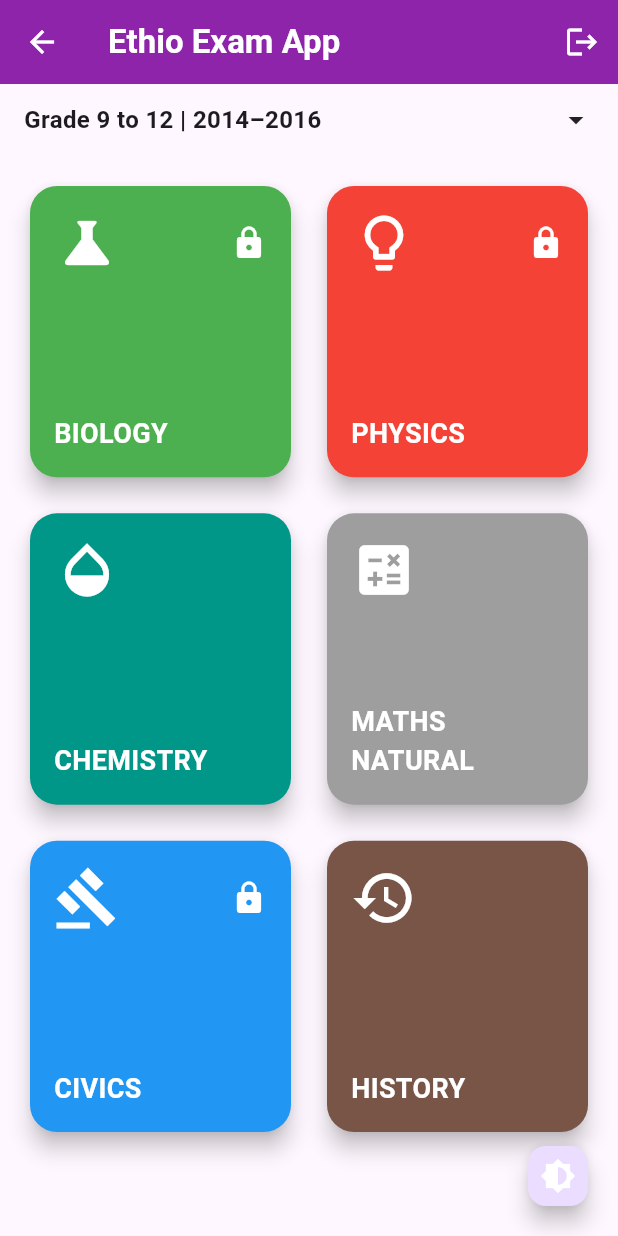
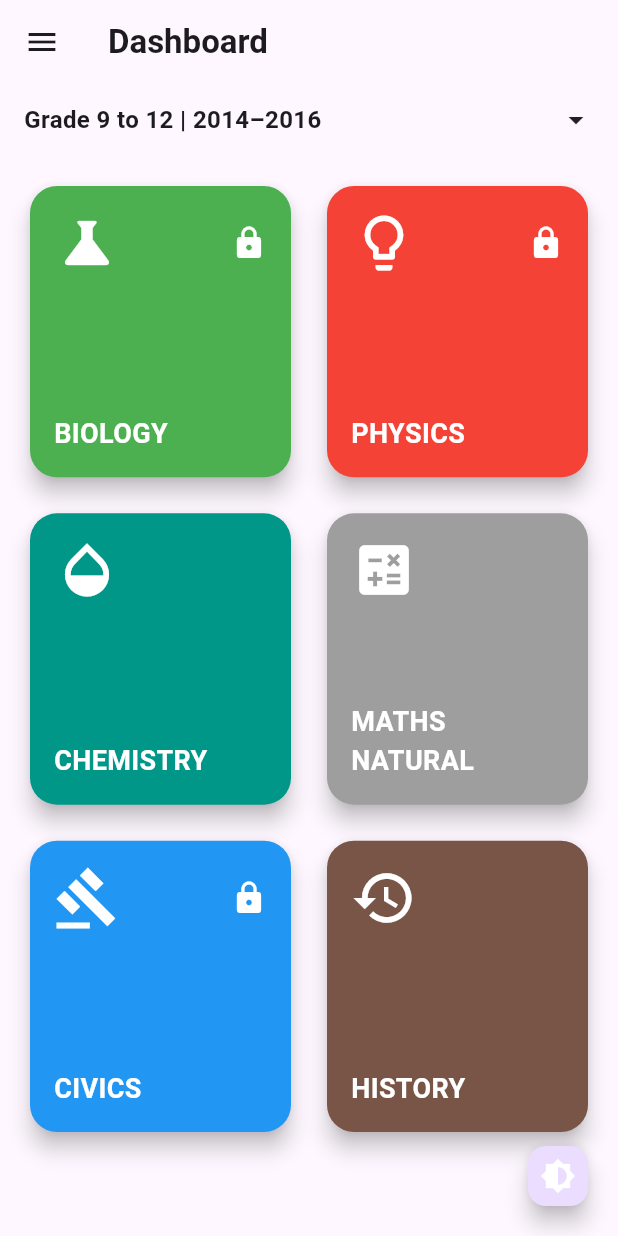
Before and after one commit to ZB-Success/Ethio-Exam, a Flutter app: the DashboardPage screen opened directly, on a phone screen of 412 x 824 dp. Run offline on Flutter 3.47's test engine with Material 3 defaults, Android fonts, the phone set to English and light mode, and no system bars; our stand-ins replace flutter_bloc.

Commit message:
Updates are alot now

```diff
--- /dev/null
+++ b/assets/data/subjects.json
@@ -0,0 +1,38 @@
+[
+  {
+    "name": "BIOLOGY",
+    "icon": "science",
+    "color": "0xFF4CAF50",
+    "locked": true
+  },
+  {
+    "name": "PHYSICS",
+    "icon": "lightbulb_outline",
+    "color": "0xFFF44336",
+    "locked": true
+  },
+  {
+    "name": "CHEMISTRY",
+    "icon": "opacity",
+    "color": "0xFF009688",
+    "locked": false
+  },
+  {
+    "name": "MATHS NATURAL",
+    "icon": "calculate",
+    "color": "0xFF9E9E9E",
+    "locked": false
+  },
+  {
+    "name": "CIVICS",
+    "icon": "gavel",
+    "color": "0xFF2196F3",
+    "locked": true
+  },
+  {
+    "name": "HISTORY",
+    "icon": "history",
+    "color": "0xFF795548",
+    "locked": false
+  }
+]
--- a/lib/dashboard.dart
+++ b/lib/dashboard.dart
@@ -1,74 +1,126 @@
+import 'dart:convert';
 import 'package:flutter/material.dart';
+import 'package:flutter/services.dart';
+import 'model/subjects.dart';
 import 'widgets/theme_toggle_wrapper.dart';
 
-class DashboardPage extends StatelessWidget {
+class DashboardPage extends StatefulWidget {
   const DashboardPage({super.key});
 
-  // Subject card data
-  final List<Map<String, dynamic>> _examCategories = const [
-    {
-      'name': 'BIOLOGY',
-      'icon': Icons.science,
-      'color': Color(0xFF4CAF50),
-      'locked': true,
-    },
-    {
-      'name': 'PHYSICS',
-      'icon': Icons.lightbulb_outline,
-      'color': Color(0xFFF44336),
-      'locked': true,
-    },
-    {
-      'name': 'CHEMISTRY',
-      'icon': Icons.opacity,
-      'color': Color(0xFF009688),
-      'locked': false,
-    },
-    {
-      'name': 'MATHS NATURAL',
-      'icon': Icons.calculate,
-      'color': Color(0xFF9E9E9E),
-      'locked': false,
-    },
-    {
-      'name': 'CIVICS',
-      'icon': Icons.gavel,
-      'color': Color(0xFF2196F3),
-      'locked': true,
-    },
-    {
-      'name': 'HISTORY',
-      'icon': Icons.history,
-      'color': Color(0xFF795548),
-      'locked': false,
-    },
-  ];
+  @override
+  State<DashboardPage> createState() => _DashboardPageState();
+}
+
+class _DashboardPageState extends State<DashboardPage> {
+  List<Subject> _subjects = [];
+
+  @override
+  void initState() {
+    super.initState();
+    _loadSubjects();
+  }
+
+  Future<void> _loadSubjects() async {
+    final jsonData = await rootBundle.loadString('assets/data/subjects.json');
+    final List parsed = json.decode(jsonData);
+    setState(() {
+      _subjects = parsed.map((e) => Subject.fromJson(e)).toList();
+    });
+  }
 
   @override
   Widget build(BuildContext context) {
     return ThemeToggleWrapper(
       child: Scaffold(
         appBar: AppBar(
-          title: const Text(
-            "Ethio Exam App",
+          title: Text(
+            "Dashboard",
             style: TextStyle(
-              color: Colors.white,
+              color: Theme.of(context).textTheme.bodyMedium?.color,
               fontWeight: FontWeight.bold,
             ),
           ),
-          backgroundColor: const Color(0xFF8E24AA),
-          leading: const BackButton(color: Colors.white),
-          actions: [
-            IconButton(
-              icon: const Icon(Icons.logout, color: Colors.white),
-              onPressed: () => Navigator.pop(context),
+          backgroundColor: const Color(0x033854),
+          elevation: 0,
+        ),
+    drawer: Drawer(
+          child: Column(
+               children: [
+                    UserAccountsDrawerHeader(
+          decoration: const BoxDecoration(
+            color: Color(0x033854),
+          ),
+          currentAccountPicture: CircleAvatar(
+            backgroundColor: Theme.of(context).textTheme.bodyMedium?.color,
+            child: const Icon(Icons.person, size: 40, color: Color(0xFF8E24AA)),
+          ),
+          accountName: Text(
+            "Bruh W.",
+            style: TextStyle(
+              fontWeight: FontWeight.bold,
+              color: Theme.of(context).textTheme.bodyMedium?.color,
+            ),
+          ),
+          accountEmail: Text(
+            "bruhtesheme@gmail.com",
+            style: TextStyle(
+              fontWeight: FontWeight.bold,
+              color: Theme.of(context).textTheme.bodyMedium?.color,
+            ),
+  ),
+),
+
+      Expanded(
+        child: ListView(
+          children: [
+            ListTile(
+              leading: const Icon(Icons.dashboard),
+              title: const Text('Home'),
+              onTap: () {
+                Navigator.pop(context);
+              },
+            ),
+            ListTile(
+              leading: const Icon(Icons.settings),
+              title: const Text('Settings'),
+              onTap: () {
+                Navigator.pop(context);
+              },
+            ),
+            ListTile(
+              leading: const Icon(Icons.feedback),
+              title: const Text('Feedback'),
+              onTap: () {
+                Navigator.pop(context);
+              },
+            ),
+            ListTile(
+              leading: const Icon(Icons.info),
+              title: const Text('About'),
+              onTap: () {
+                Navigator.pop(context);
+              },
             ),
           ],
-          elevation: 0,
         ),
-        body: Column(
+      ),
+      const Divider(),
+      ListTile(
+        leading: const Icon(Icons.logout, color: Colors.red),
+        title: const Text('Logout', style: TextStyle(color: Colors.red)),
+        onTap: () {
+          Navigator.pop(context);
+          // Add logout logic here if needed
+        },
+      ),
+    ],
+  ),
+),
+
+        body: _subjects.isEmpty
+            ? const Center(child: CircularProgressIndicator())
+            : Column(
                 children: [
-            // Grade/year banner
                   Padding(
                     padding: const EdgeInsets.symmetric(horizontal: 16.0, vertical: 12.0),
                     child: Row(
@@ -86,7 +138,6 @@ class DashboardPage extends StatelessWidget {
                       ],
                     ),
                   ),
-            // Grid of subjects
                   Expanded(
                     child: GridView.builder(
                       padding: const EdgeInsets.all(16.0),
@@ -96,16 +147,10 @@ class DashboardPage extends StatelessWidget {
                         mainAxisSpacing: 16.0,
                         childAspectRatio: 0.9,
                       ),
-                itemCount: _examCategories.length,
+                      itemCount: _subjects.length,
                       itemBuilder: (context, index) {
-                  final category = _examCategories[index];
-                  return _buildCategoryCard(
-                    context,
-                    category['name'] as String,
-                    category['icon'] as IconData,
-                    category['color'] as Color,
-                    category['locked'] as bool,
-                  );
+                        final category = _subjects[index];
+                        return _buildCategoryCard(context, category);
                       },
                     ),
                   ),
@@ -115,15 +160,9 @@ class DashboardPage extends StatelessWidget {
     );
   }
 
-  Widget _buildCategoryCard(
-    BuildContext context,
-    String name,
-    IconData icon,
-    Color color,
-    bool locked,
-  ) {
+  Widget _buildCategoryCard(BuildContext context, Subject subject) {
     return Card(
-      color: color,
+      color: subject.color,
       shape: RoundedRectangleBorder(
         borderRadius: BorderRadius.circular(18.0),
       ),
@@ -131,16 +170,10 @@ class DashboardPage extends StatelessWidget {
       child: InkWell(
         borderRadius: BorderRadius.circular(18.0),
         onTap: () {
-          if (locked) {
-            ScaffoldMessenger.of(context).showSnackBar(
-              SnackBar(content: Text('$name is locked 🚫')),
-            );
-          } else {
-            ScaffoldMessenger.of(context).showSnackBar(
-              SnackBar(content: Text('Opening $name 📘')),
-            );
-            // You can add your navigation here
-          }
+          final message = subject.locked
+              ? '${subject.name} is locked 🚫'
+              : 'Opening ${subject.name} 📘';
+          ScaffoldMessenger.of(context).showSnackBar(SnackBar(content: Text(message)));
         },
         child: Padding(
           padding: const EdgeInsets.all(16.0),
@@ -150,14 +183,14 @@ class DashboardPage extends StatelessWidget {
               Row(
                 mainAxisAlignment: MainAxisAlignment.spaceBetween,
                 children: [
-                  Icon(icon, size: 44, color: Colors.white),
-                  if (locked)
+                  Icon(subject.icon, size: 44, color: Colors.white),
+                  if (subject.locked)
                     const Icon(Icons.lock, size: 24, color: Colors.white),
                 ],
               ),
               const Spacer(),
               Text(
-                name,
+                subject.name,
                 style: const TextStyle(
                   color: Colors.white,
                   fontSize: 18,
--- /dev/null
+++ b/lib/model/subjects.dart
@@ -0,0 +1,43 @@
+import 'package:flutter/material.dart';
+
+class Subject {
+  final String name;
+  final IconData icon;
+  final Color color;
+  final bool locked;
+
+  Subject({
+    required this.name,
+    required this.icon,
+    required this.color,
+    required this.locked,
+  });
+
+  factory Subject.fromJson(Map<String, dynamic> json) {
+    return Subject(
+      name: json['name'],
+      icon: _iconFromString(json['icon']),
+      color: Color(int.parse(json['color'])),
+      locked: json['locked'],
+    );
+  }
+
+  static IconData _iconFromString(String iconName) {
+    switch (iconName) {
+      case 'science':
+        return Icons.science;
+      case 'lightbulb_outline':
+        return Icons.lightbulb_outline;
+      case 'opacity':
+        return Icons.opacity;
+      case 'calculate':
+        return Icons.calculate;
+      case 'gavel':
+        return Icons.gavel;
+      case 'history':
+        return Icons.history;
+      default:
+        return Icons.help_outline;
+    }
+  }
+}
--- a/pubspec.yaml
+++ b/pubspec.yaml
@@ -57,6 +57,7 @@ dev_dependencies:
 flutter:
   assets:
     - assets/images/Background.png
+    - assets/data/subjects.json
 
 
   # The following line ensures that the Material Icons font is
```
Lines whose indentation alone changed are shown as unchanged.
